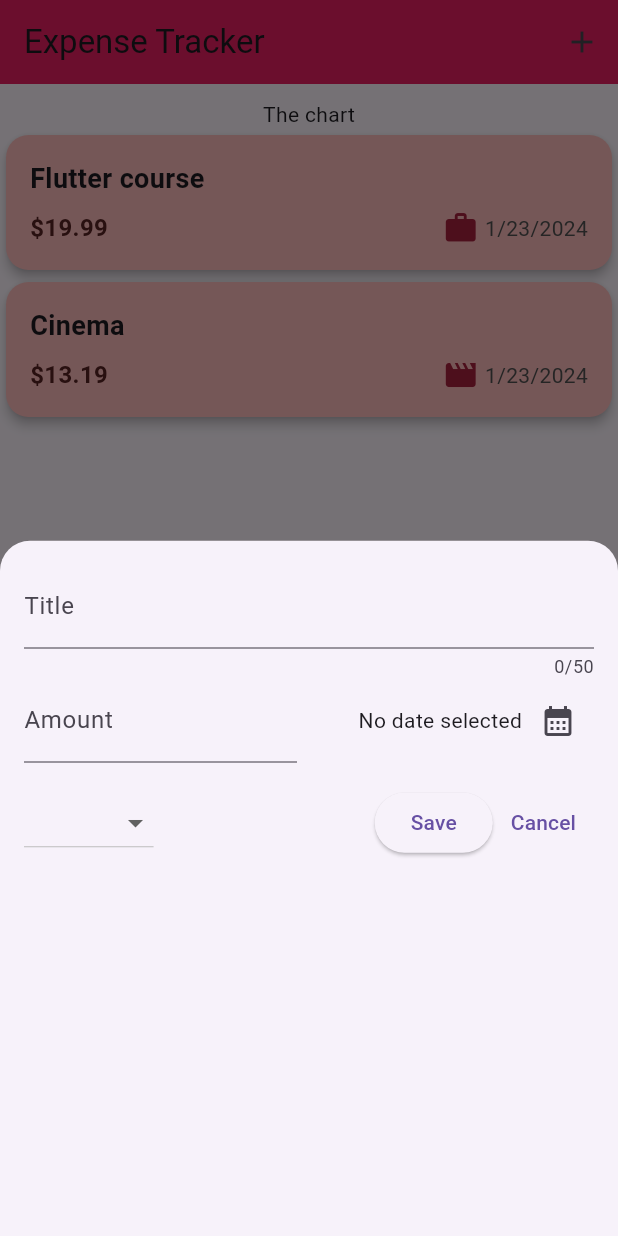
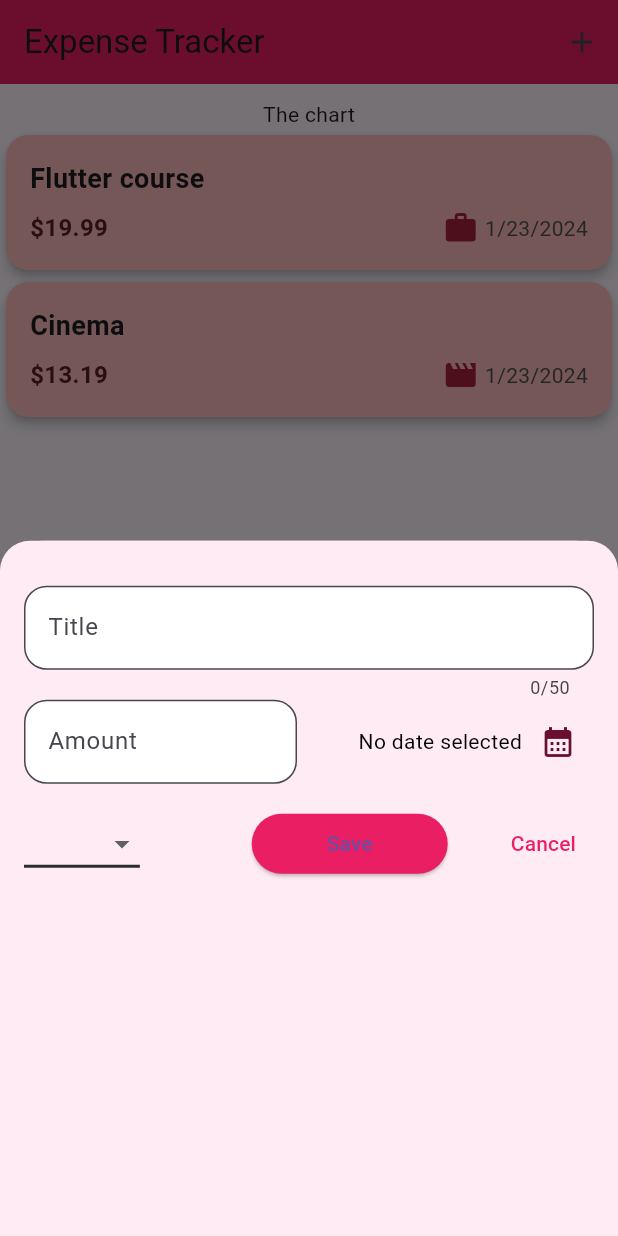
Before and after one commit to rybakova-auca-2021/Expenses-Tracker, a Flutter app: the screen it shows after launch, after a tap on the "add" icon, on a phone screen of 412 x 824 dp. Run offline on Flutter 3.47's test engine with Material 3 defaults, Android fonts, the phone set to English and light mode, and no system bars.

Commit message:
created ui for modal dialog

```diff
--- a/lib/widgets/expenses.dart
+++ b/lib/widgets/expenses.dart
@@ -31,9 +31,6 @@ class _ExpensesState extends State<Expenses> {
   void _openAddExpenseOverlay() {
   showModalBottomSheet(
     context: context,
-    shape: const RoundedRectangleBorder(
-      borderRadius: BorderRadius.vertical(top: Radius.circular(20.0)),
-    ),
     builder: (context) => const NewExpense(),
   );
 }
--- a/lib/widgets/new_expense.dart
+++ b/lib/widgets/new_expense.dart
@@ -41,16 +41,23 @@ class _NewExpenseState extends State<NewExpense> {
 
   @override
   Widget build(BuildContext context) {
-    return Padding(
-      padding: const EdgeInsets.all(16),
+    return Container(
+      decoration: const ShapeDecoration(color: Color.fromARGB(255, 255, 235, 244), shape: RoundedRectangleBorder(borderRadius: BorderRadius.vertical(top: Radius.circular(20)))),
+      child: Padding(
+        padding: const EdgeInsets.symmetric(vertical: 30, horizontal: 16),
         child: Column(
           children: [
             TextField(
               controller: _titleController,
               maxLength: 50,
-            decoration: const InputDecoration
+              decoration: InputDecoration
               (
-              label: Text("Title")
+                label: const Text("Title"),
+                filled: true,
+                fillColor: Colors.white,
+                border: OutlineInputBorder(
+                  borderRadius: BorderRadius.circular(15),
+                )
               ),
             ),
             Row(
@@ -60,10 +67,14 @@ class _NewExpenseState extends State<NewExpense> {
                   TextField(
                     controller: _amountController,
                     keyboardType: TextInputType.number,
-                  decoration:
-                  const InputDecoration(
+                    decoration: InputDecoration(
                       prefixText: "\$ ",
-                    label: Text("Amount")
+                      label: const Text("Amount"),
+                      filled: true,
+                      fillColor: Colors.white,
+                      border: OutlineInputBorder(
+                        borderRadius: BorderRadius.circular(15),
+                      )
                     ),
                   ),
                 ),
@@ -74,10 +85,12 @@ class _NewExpenseState extends State<NewExpense> {
                     mainAxisAlignment: MainAxisAlignment.end,
                     crossAxisAlignment: CrossAxisAlignment.center,
                     children: [
-                    Text(_selectedDate == null ? "No date selected" : formatter.format(_selectedDate!)),
+                      Text(_selectedDate == null ? "No date selected" : formatter.format(_selectedDate!),
+                        style: const TextStyle(color: Colors.black)
+                      ),
                       IconButton(
                         onPressed: () {_presentDatePicker();},
-                      icon: const Icon(Icons.calendar_month)),
+                        icon: const Icon(Icons.calendar_month), color: const Color.fromARGB(255, 104, 16, 46),),
                     ],
                   )
                 )
@@ -97,22 +110,32 @@ class _NewExpenseState extends State<NewExpense> {
                     onChanged: (value) {
                       setState(() {
                         _selectedCategory = value;
-                    });
                       }
+                    );
+                  },
+                  style: const TextStyle(color: Colors.black),
+                  icon: const Icon(Icons.arrow_drop_down),
+                  iconSize: 24,
+                  elevation: 16,
+                  underline: Container (height: 2, color: const Color.fromARGB(255, 45, 45, 45)),
+                  dropdownColor: Colors.white,
                 ),
                 const Spacer(),
                 ElevatedButton(
                   onPressed: () {},
-                child: const Text("Save")
+                  style: ElevatedButton.styleFrom(backgroundColor: Colors.pink, padding: const EdgeInsets.symmetric(vertical: 10, horizontal: 50)),
+                  child: const Text("Save"),
                 ),
+                const SizedBox(width: 30),
                 TextButton(
                   onPressed: () {Navigator.pop(context);},
-                child: const Text("Cancel")
+                  child: const Text("Cancel", style: TextStyle(color: Colors.pink),)
                 )
               ],
             )
           ]
         ),
+      ),
     );
   }
 }
```
Lines whose indentation alone changed are shown as unchanged.
